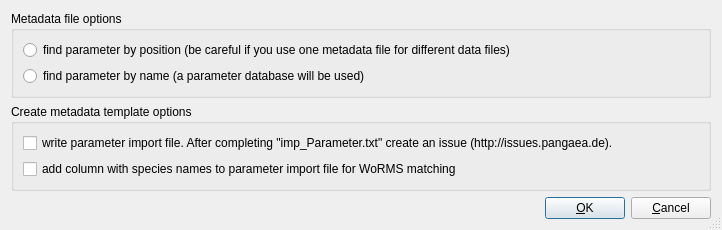
This is trunk/Forms/MetadataTemplateOptionsDialog/metadatatemplateoptionsdialog.ui in pangaea-data-publisher/Split2Events as Qt 5 draws it before an edit. The edited form follows.
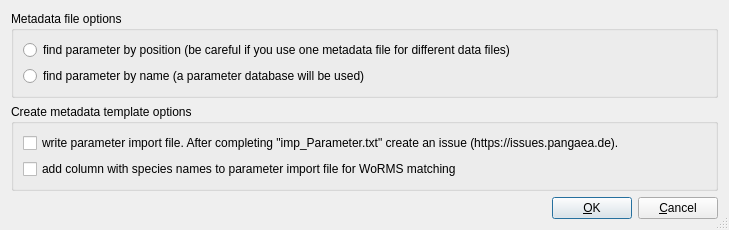
This is the edited form.

Commit message: http://wiki.pangaea.de -> https://wiki.pangaea.de; https:// for static URL datasets added

```diff
--- a/trunk/Forms/MetadataTemplateOptionsDialog/metadatatemplateoptionsdialog.ui
+++ b/trunk/Forms/MetadataTemplateOptionsDialog/metadatatemplateoptionsdialog.ui
@@ -6,7 +6,7 @@
    <rect>
     <x>0</x>
     <y>0</y>
-    <width>722</width>
+    <width>729</width>
     <height>224</height>
    </rect>
   </property>
@@ -49,7 +49,7 @@
       <item row="0" column="0">
        <widget class="QCheckBox" name="writeParameterImportFileCheckBox">
         <property name="text">
-         <string>write parameter import file. After completing &quot;imp_Parameter.txt&quot; create an issue (http://issues.pangaea.de).</string>
+         <string>write parameter import file. After completing &quot;imp_Parameter.txt&quot; create an issue (https://issues.pangaea.de).</string>
         </property>
        </widget>
       </item>
```
The commit also changes 3 other files.
